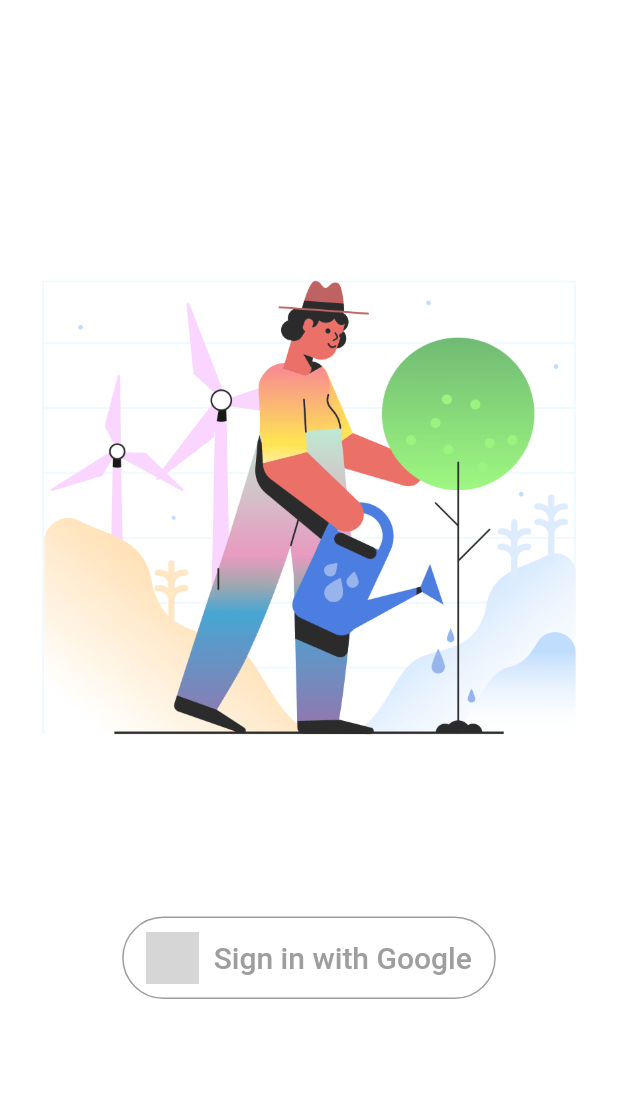
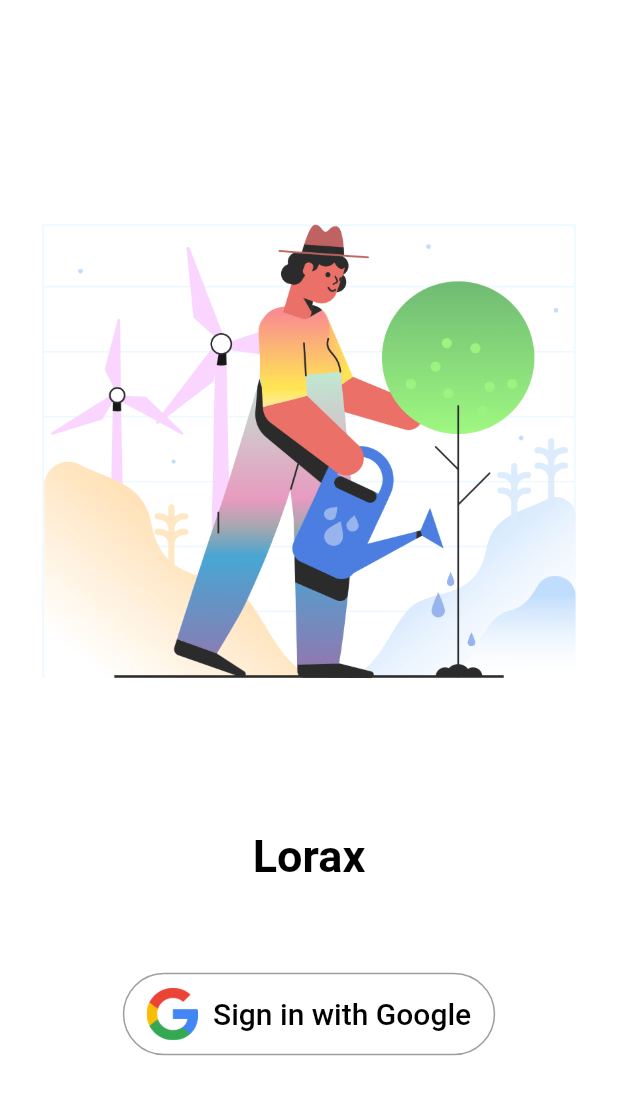
Before and after one commit to ashwinkey04/lorax, a Flutter app: the screen it shows after launch, on a phone screen of 412 x 824 dp. Shown: the top 1095 px of the screen. Run offline on Flutter 3.47's test engine with Material 2 defaults, Android fonts, the phone set to English and light mode, and no system bars; our stand-ins replace firebase_auth, fluttertoast, google_sign_in; missing offline and left inert: firebase_auth_web, firebase_core_web, google_sign_in_web; accounts and stored records are empty; Roboto replaces fonts that are missing (OpenSans); grey boxes are pictures that could not be loaded.

Commit message:
fix: login issue

```diff
--- a/lib/login.dart
+++ /dev/null
@@ -1,70 +0,0 @@
-import 'package:flutter/material.dart';
-import 'package:lorax/landing_page.dart';
-import 'sign_in.dart';
-
-class Login extends StatefulWidget {
-  @override
-  _LoginState createState() => _LoginState();
-}
-
-class _LoginState extends State<Login> {
-  @override
-  Widget build(BuildContext context) {
-    return Scaffold(
-      body: Container(
-        color: Colors.white,
-        child: Center(
-          child: Column(
-            mainAxisSize: MainAxisSize.max,
-            mainAxisAlignment: MainAxisAlignment.center,
-            children: <Widget>[
-              Image(image: AssetImage("assets/images/dash.png")),
-              SizedBox(height: 50),
-              _signInButton(),
-            ],
-          ),
-        ),
-      ),
-    );
-  }
-
-  Widget _signInButton() {
-    return OutlineButton(
-      splashColor: Colors.grey,
-      onPressed: () {
-        signInWithGoogle().whenComplete(() {
-          Navigator.of(context).push(
-            MaterialPageRoute(
-              builder: (context) {
-                return LandingPage();
-              },
-            ),
-          );
-        });
-      },
-      shape: RoundedRectangleBorder(borderRadius: BorderRadius.circular(40)),
-      highlightElevation: 0,
-      borderSide: BorderSide(color: Colors.grey),
-      child: Padding(
-        padding: const EdgeInsets.fromLTRB(0, 10, 0, 10),
-        child: Row(
-          mainAxisSize: MainAxisSize.min,
-          mainAxisAlignment: MainAxisAlignment.center,
-          children: <Widget>[
-            Image(image: AssetImage("assets/images/google.png"), height: 35.0),
-            Padding(
-              padding: const EdgeInsets.only(left: 10),
-              child: Text(
-                'Sign in with Google',
-                style: TextStyle(
-                  fontSize: 20,
-                  color: Colors.grey,
-                ),
-              ),
-            )
-          ],
-        ),
-      ),
-    );
-  }
-}
--- a/lib/main.dart
+++ b/lib/main.dart
@@ -1,5 +1,5 @@
 import 'package:flutter/material.dart';
-import 'package:lorax/login.dart';
+import 'package:lorax/screens/login/login_page.dart';
 
 void main() => runApp(MyApp());
 
@@ -12,7 +12,7 @@ class MyApp extends StatelessWidget {
       theme: ThemeData(
         primarySwatch: Colors.blue,
       ),
-      home: Login(),
+      home: LoginPage(),
     );
   }
 }
--- /dev/null
+++ b/lib/screens/login/login_page.dart
@@ -0,0 +1,108 @@
+import 'package:firebase_auth/firebase_auth.dart';
+import 'package:flutter/material.dart';
+import 'package:lorax/screens/login/sign_in.dart';
+import 'package:lorax/widgets/theme.dart';
+import 'package:lorax/screens/profile/profile_page.dart';
+
+class LoginPage extends StatefulWidget {
+  @override
+  _LoginPageState createState() => _LoginPageState();
+}
+
+class _LoginPageState extends State<LoginPage> {
+  String textValue = 'Hello World !';
+
+  @override
+  Widget build(BuildContext context) {
+    return Scaffold(
+      body: Container(
+        decoration: new BoxDecoration(
+          gradient: new LinearGradient(
+              colors: [
+                Colors.white,
+                Colors.white,
+              ],
+              begin: const FractionalOffset(0.0, 0.0),
+              end: const FractionalOffset(1.0, 1.0),
+              stops: [0.0, 1.0],
+              tileMode: TileMode.clamp),
+        ),
+        child: Center(
+          child: Column(
+            mainAxisSize: MainAxisSize.max,
+            mainAxisAlignment: MainAxisAlignment.center,
+            children: <Widget>[
+              Image(image: AssetImage("assets/images/dash.png")),
+              SizedBox(height: 30),
+              Text(
+                'Lorax',
+                style: TextStyle(
+                  color: Colors.black,
+                  fontFamily: 'OpenSans',
+                  fontSize: 30.0,
+                  fontWeight: FontWeight.bold,
+                ),
+              ),
+              SizedBox(height: 60),
+              _googleSignInButton(),
+            ],
+          ),
+        ),
+      ),
+    );
+  }
+
+  @override
+  void initState() {
+    super.initState();
+  }
+
+  Widget _googleSignInButton() {
+    return DecoratedBox(
+      decoration: BoxDecoration(
+          color: Colors.white, borderRadius: BorderRadius.circular(40)),
+      child: OutlineButton(
+        splashColor: Colors.grey,
+        color: Colors.white,
+        onPressed: () {
+          signInWithGoogle().whenComplete(() async {
+            if (await FirebaseAuth.instance.currentUser() != null) {
+              Navigator.of(context).push(
+                MaterialPageRoute(
+                  builder: (context) {
+                    return ProfilePage();
+                  },
+                ),
+              );
+            }
+          });
+        },
+        shape: RoundedRectangleBorder(borderRadius: BorderRadius.circular(40)),
+        highlightElevation: 55,
+        borderSide: BorderSide(color: Colors.grey),
+        child: Padding(
+          padding: const EdgeInsets.fromLTRB(0, 10, 0, 10),
+          child: Row(
+            mainAxisSize: MainAxisSize.min,
+            mainAxisAlignment: MainAxisAlignment.center,
+            children: <Widget>[
+              Image(
+                  image: AssetImage("assets/images/google_logo.png"),
+                  height: 35.0),
+              Padding(
+                padding: const EdgeInsets.only(left: 10),
+                child: Text(
+                  'Sign in with Google',
+                  style: TextStyle(
+                    fontSize: 20,
+                    color: Colors.black,
+                  ),
+                ),
+              )
+            ],
+          ),
+        ),
+      ),
+    );
+  }
+}
--- a/pubspec.yaml
+++ b/pubspec.yaml
@@ -28,8 +28,10 @@ dependencies:
   # The following adds the Cupertino Icons font to your application.
   # Use with the CupertinoIcons class for iOS style icons.
   cupertino_icons: ^0.1.3
-  firebase_auth: ^0.16.0
-  google_sign_in: ^4.4.4
+  firebase_auth: ^0.16.1
+  google_sign_in: ^4.5.1
+  fluttertoast: ^7.0.2
+
 
 dev_dependencies:
   flutter_test:
```
Also changed, not shown: lib/screens/login/sign_in.dart (renamed from lib/sign_in.dart, +7 -12 lines), lib/screens/profile/profile_page.dart (renamed from lib/landing_page.dart, +54 -14 lines), lib/widgets/theme.dart (added, +18 -0 lines), pubspec.lock, 3 other files.
